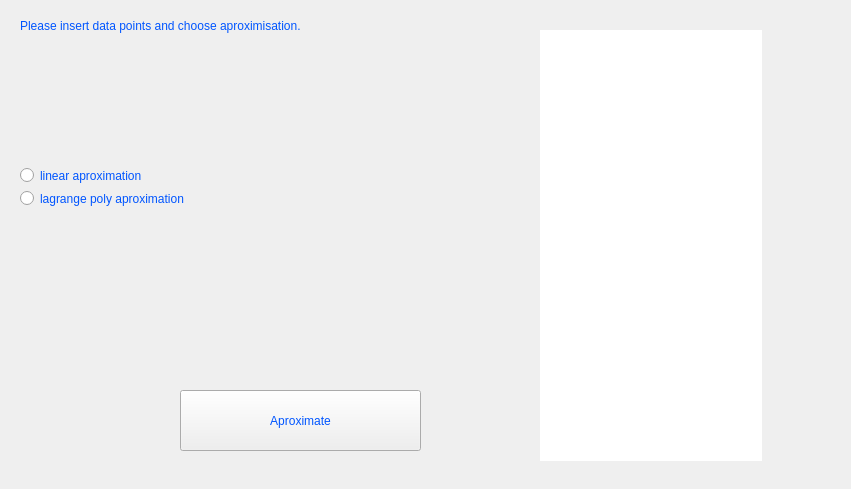
Above: Ploteus/create_table.ui from Atsanda/Ploteus before the change. Below: the same form after it.
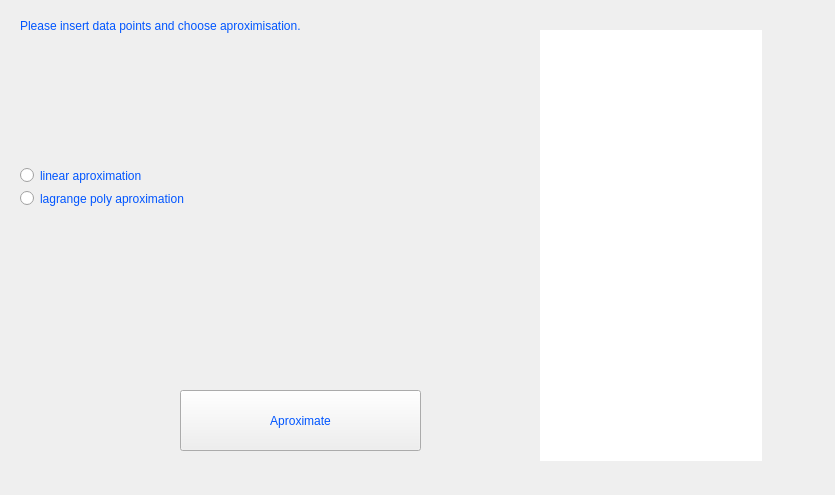
That is the form after the change. Icons and pictures are not drawn.

```diff
--- a/Ploteus/create_table.ui
+++ b/Ploteus/create_table.ui
@@ -6,8 +6,8 @@
    <rect>
     <x>0</x>
     <y>0</y>
-    <width>851</width>
-    <height>489</height>
+    <width>835</width>
+    <height>495</height>
    </rect>
   </property>
   <property name="windowTitle">
```
